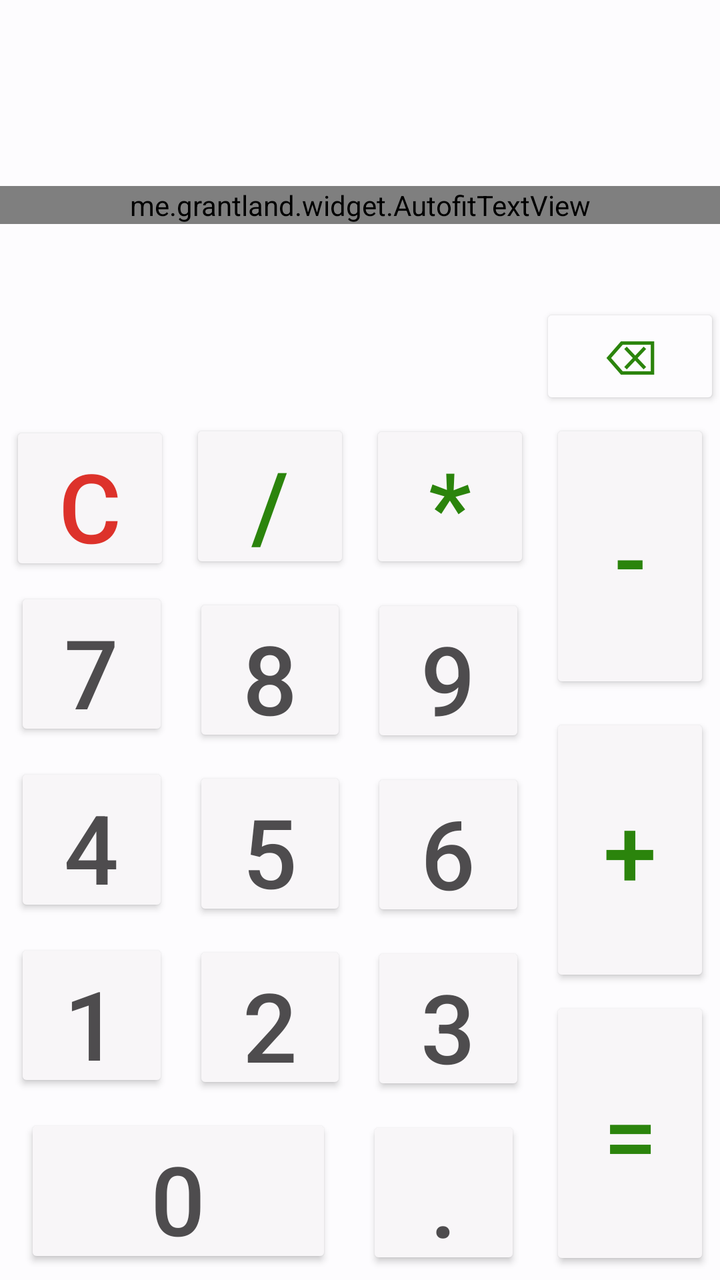
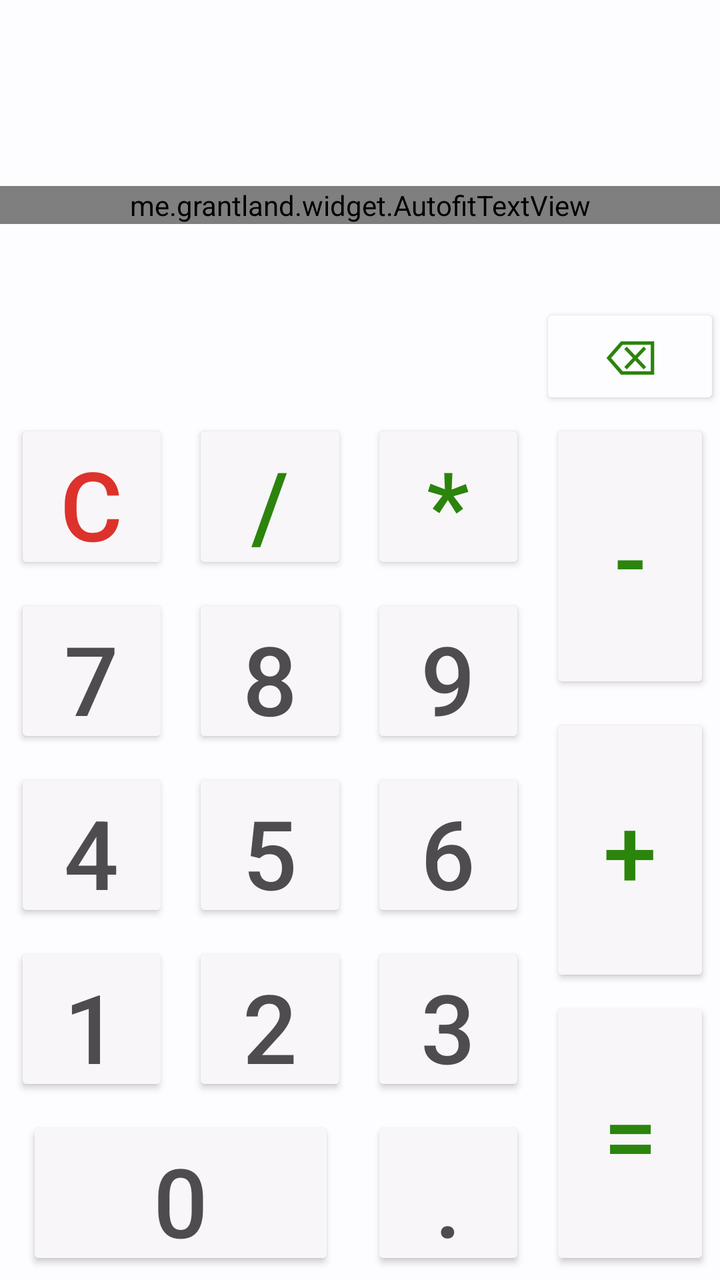

The first picture is an Android layout as it rendered before a commit; the second is the same layout after the commit. The layout source and the unified diff follow.
<!-- AndroidManifest.xml: application theme Theme.Calculator -->
<!-- res/layout/activity_main.xml -->
<?xml version="1.0" encoding="utf-8"?>
<androidx.constraintlayout.widget.ConstraintLayout xmlns:android="http://schemas.android.com/apk/res/android"
    xmlns:app="http://schemas.android.com/apk/res-auto"
    xmlns:tools="http://schemas.android.com/tools"
    android:id="@+id/main"
    android:layout_width="match_parent"
    android:layout_height="match_parent"
    android:background="@color/my_background"
    tools:context=".MainActivity">

    <Button
        android:id="@+id/buttonDivide"
        android:layout_width="0dp"
        android:layout_height="0dp"
        android:layout_marginStart="5dp"
        android:layout_marginTop="5dp"
        android:layout_marginEnd="5dp"
        android:layout_marginBottom="5dp"
        android:backgroundTint="@color/my_button_color"
        android:onClick="operatorListener"
        android:text="/"
        android:textColor="@color/action_text_color"
        android:textSize="48sp"
        app:layout_constraintBottom_toTopOf="@+id/button8"
        app:layout_constraintEnd_toStartOf="@+id/buttonMultiply"
        app:layout_constraintStart_toEndOf="@+id/buttonClear"
        app:layout_constraintTop_toBottomOf="@+id/guideline" />

    <me.grantland.widget.AutofitTextView
        android:id="@+id/textNumber"
        android:layout_width="0dp"
        android:layout_height="wrap_content"
        android:gravity="center|end"
        android:maxLength="256"
        android:singleLine="true"
        android:textSize="100sp"
        app:layout_constraintBottom_toTopOf="@+id/guideline"
        app:layout_constraintEnd_toEndOf="parent"
        app:layout_constraintStart_toStartOf="parent"
        app:layout_constraintTop_toTopOf="parent"
        app:minTextSize="15sp" />

    <androidx.constraintlayout.widget.Guideline
        android:id="@+id/guideline"
        android:layout_width="wrap_content"
        android:layout_height="wrap_content"
        android:orientation="horizontal"
        app:layout_constraintGuide_percent="0.32" />

    <androidx.constraintlayout.widget.Guideline
        android:id="@+id/guideline2"
        android:layout_width="wrap_content"
        android:layout_height="wrap_content"
        android:orientation="vertical"
        app:layout_constraintGuide_percent="0.75
" />

    <Button
        android:id="@+id/buttonClear"
        android:layout_width="0dp"
        android:layout_height="0dp"
        android:layout_marginStart="5dp"
        android:layout_marginTop="5dp"
        android:layout_marginEnd="5dp"
        android:backgroundTint="@color/my_button_color"
        android:onClick="clearListener"
        android:text="С"
        android:textColor="@color/clear_text_color"
        android:textSize="48sp"
        app:layout_constraintBottom_toTopOf="@+id/button7"
        app:layout_constraintEnd_toStartOf="@+id/buttonDivide"
        app:layout_constraintStart_toStartOf="parent"
        app:layout_constraintTop_toTopOf="@+id/guideline" />

    <Button
        android:id="@+id/buttonMultiply"
        android:layout_width="0dp"
        android:layout_height="0dp"
        android:layout_marginStart="5dp"
        android:layout_marginTop="5dp"
        android:layout_marginEnd="5dp"
        android:layout_marginBottom="5dp"
        android:backgroundTint="@color/my_button_color"
        android:onClick="operatorListener"
        android:text="*"
        android:textColor="@color/action_text_color"
        android:textSize="48sp"
        app:layout_constraintBottom_toTopOf="@+id/button9"
        app:layout_constraintEnd_toStartOf="@+id/guideline2"
        app:layout_constraintStart_toEndOf="@+id/buttonDivide"
        app:layout_constraintTop_toBottomOf="@+id/guideline" />

    <Button
        android:id="@+id/buttonMinus"
        android:layout_width="0dp"
        android:layout_height="0dp"
        android:layout_marginStart="5dp"
        android:layout_marginTop="5dp"
        android:layout_marginEnd="5dp"
        android:layout_marginBottom="5dp"
        android:backgroundTint="@color/my_button_color"
        android:onClick="operatorListener"
        android:text="-"
        android:textColor="@color/action_text_color"
        android:textSize="48sp"
        app:layout_constraintBottom_toTopOf="@+id/buttonPlus"
        app:layout_constraintDimensionRatio=""
        app:layout_constraintEnd_toEndOf="parent"
        app:layout_constraintStart_toStartOf="@+id/guideline2"
        app:layout_constraintTop_toTopOf="@+id/guideline" />

    <Button
        android:id="@+id/buttonPlus"
        android:layout_width="0dp"
        android:layout_height="0dp"
        android:layout_marginStart="5dp"
        android:layout_marginTop="5dp"
        android:layout_marginEnd="5dp"
        android:backgroundTint="@color/my_button_color"
        android:onClick="operatorListener"
        android:text="+"
        android:textColor="@color/action_text_color"
        android:textSize="48sp"
        app:layout_constraintBottom_toTopOf="@+id/buttonEquals"
        app:layout_constraintDimensionRatio=""
        app:layout_constraintEnd_toEndOf="parent"
        app:layout_constraintStart_toStartOf="@+id/guideline2"
        app:layout_constraintTop_toBottomOf="@+id/buttonMinus" />

    <Button
        android:id="@+id/buttonEquals"
        android:layout_width="0dp"
        android:layout_height="0dp"
        android:layout_margin="5dp"
        android:backgroundTint="@color/my_button_color"
        android:onClick="equalsListener"
        android:text="="
        android:textColor="@color/action_text_color"
        android:textSize="48sp"
        app:layout_constraintBottom_toBottomOf="parent"
        app:layout_constraintDimensionRatio=""
        app:layout_constraintEnd_toEndOf="parent"
        app:layout_constraintStart_toStartOf="@+id/guideline2"
        app:layout_constraintTop_toBottomOf="@+id/buttonPlus" />

    <Button
        android:id="@+id/button7"
        android:layout_width="0dp"
        android:layout_height="0dp"
        android:layout_margin="5dp"
        android:backgroundTint="@color/my_button_color"
        android:onClick="numberListener"
        android:tag="7"
        android:text="7"
        android:textColor="@color/my_text_color"
        android:textSize="48sp"
        app:layout_constraintBottom_toTopOf="@+id/button4"
        app:layout_constraintDimensionRatio="1"
        app:layout_constraintEnd_toStartOf="@+id/button8"
        app:layout_constraintStart_toStartOf="parent"
        app:layout_constraintTop_toBottomOf="@+id/buttonClear" />

    <Button
        android:id="@+id/button8"
        android:layout_width="0dp"
        android:layout_height="0dp"
        android:layout_margin="5dp"
        android:backgroundTint="@color/my_button_color"
        android:onClick="numberListener"
        android:tag="8"
        android:text="8"
        android:textColor="@color/my_text_color"
        android:textSize="48sp"
        app:layout_constraintBottom_toTopOf="@+id/button5"
        app:layout_constraintDimensionRatio="1"
        app:layout_constraintEnd_toStartOf="@+id/button9"
        app:layout_constraintStart_toEndOf="@+id/button7"
        app:layout_constraintTop_toBottomOf="@+id/buttonDivide" />

    <Button
        android:id="@+id/button9"
        android:layout_width="0dp"
        android:layout_height="0dp"
        android:layout_margin="5dp"
        android:backgroundTint="@color/my_button_color"
        android:onClick="numberListener"
        android:tag="9"
        android:text="9"
        android:textColor="@color/my_text_color"
        android:textSize="48sp"
        app:layout_constraintBottom_toTopOf="@+id/button6"
        app:layout_constraintDimensionRatio="1"
        app:layout_constraintEnd_toStartOf="@+id/guideline2"
        app:layout_constraintStart_toEndOf="@+id/button8"
        app:layout_constraintTop_toBottomOf="@+id/buttonMultiply" />

    <Button
        android:id="@+id/button4"
        android:layout_width="0dp"
        android:layout_height="0dp"
        android:layout_margin="5dp"
        android:backgroundTint="@color/my_button_color"
        android:onClick="numberListener"
        android:tag="4"
        android:text="4"
        android:textColor="@color/my_text_color"
        android:textSize="48sp"
        app:layout_constraintBottom_toTopOf="@+id/button1"
        app:layout_constraintDimensionRatio="1"
        app:layout_constraintEnd_toStartOf="@+id/button5"
        app:layout_constraintStart_toStartOf="parent"
        app:layout_constraintTop_toBottomOf="@+id/button7" />

    <Button
        android:id="@+id/button5"
        android:layout_width="0dp"
        android:layout_height="0dp"
        android:layout_margin="5dp"
        android:backgroundTint="@color/my_button_color"
        android:onClick="numberListener"
        android:tag="5"
        android:text="5"
        android:textColor="@color/my_text_color"
        android:textSize="48sp"
        app:layout_constraintBottom_toTopOf="@+id/button2"
        app:layout_constraintDimensionRatio="1"
        app:layout_constraintEnd_toStartOf="@+id/button6"
        app:layout_constraintStart_toEndOf="@+id/button4"
        app:layout_constraintTop_toBottomOf="@+id/button8" />

    <Button
        android:id="@+id/button6"
        android:layout_width="0dp"
        android:layout_height="0dp"
        android:layout_margin="5dp"
        android:backgroundTint="@color/my_button_color"
        android:onClick="numberListener"
        android:tag="6"
        android:text="6"
        android:textColor="@color/my_text_color"
        android:textSize="48sp"
        app:layout_constraintBottom_toTopOf="@+id/button3"
        app:layout_constraintDimensionRatio="1"
        app:layout_constraintEnd_toStartOf="@+id/guideline2"
        app:layout_constraintStart_toEndOf="@+id/button5"
        app:layout_constraintTop_toBottomOf="@+id/button9" />

    <Button
        android:id="@+id/button1"
        android:layout_width="0dp"
        android:layout_height="0dp"

        android:layout_margin="5dp"
        android:backgroundTint="@color/my_button_color"
        android:onClick="numberListener"
        android:tag="1"
        android:text="1"
        android:textColor="@color/my_text_color"
        android:textSize="48sp"
        app:layout_constraintBottom_toTopOf="@+id/button0"
        app:layout_constraintDimensionRatio="1"
        app:layout_constraintEnd_toStartOf="@+id/button2"
        app:layout_constraintStart_toStartOf="parent"
        app:layout_constraintTop_toBottomOf="@+id/button4" />

    <Button
        android:id="@+id/button2"
        android:layout_width="0dp"
        android:layout_height="0dp"
        android:layout_marginStart="5dp"
        android:layout_marginTop="5dp"
        android:layout_marginEnd="5dp"
        android:layout_marginBottom="10dp"
        android:backgroundTint="@color/my_button_color"
        android:onClick="numberListener"
        android:tag="2"
        android:text="2"
        android:textColor="@color/my_text_color"
        android:textSize="48sp"
        app:layout_constraintBottom_toTopOf="@+id/button0"
        app:layout_constraintDimensionRatio="1"
        app:layout_constraintEnd_toStartOf="@+id/button3"
        app:layout_constraintStart_toEndOf="@+id/button1"
        app:layout_constraintTop_toBottomOf="@+id/button5" />

    <Button
        android:id="@+id/button3"
        android:layout_width="0dp"
        android:layout_height="0dp"
        android:layout_margin="5dp"
        android:backgroundTint="@color/my_button_color"
        android:onClick="numberListener"
        android:tag="3"
        android:text="3"
        android:textColor="@color/my_text_color"
        android:textSize="48sp"
        app:layout_constraintBottom_toTopOf="@id/buttonDot"
        app:layout_constraintDimensionRatio="1"
        app:layout_constraintEnd_toStartOf="@+id/guideline2"
        app:layout_constraintStart_toEndOf="@+id/button2"
        app:layout_constraintTop_toBottomOf="@+id/button6" />

    <Button
        android:id="@+id/button0"
        android:layout_width="0dp"
        android:layout_height="0dp"
        android:layout_marginStart="5dp"
        android:layout_marginTop="5dp"
        android:layout_marginEnd="10dp"
        android:layout_marginBottom="5dp"
        android:backgroundTint="@color/my_button_color"
        android:onClick="numberListener"
        android:tag="0"
        android:text="0"
        android:textColor="@color/my_text_color"
        android:textSize="48sp"
        app:layout_constraintBottom_toBottomOf="parent"
        app:layout_constraintDimensionRatio="2"
        app:layout_constraintEnd_toStartOf="@+id/buttonDot"
        app:layout_constraintStart_toStartOf="parent"
        app:layout_constraintTop_toBottomOf="@+id/button1" />

    <Button
        android:id="@+id/buttonDot"
        android:layout_width="0dp"
        android:layout_height="0dp"
        android:layout_marginStart="10dp"
        android:layout_marginTop="5dp"
        android:layout_marginEnd="5dp"
        android:layout_marginBottom="5dp"
        android:backgroundTint="@color/my_button_color"
        android:onClick="dotListener"
        android:text="."
        android:textColor="@color/my_text_color"
        android:textSize="48sp"
        app:layout_constraintBottom_toBottomOf="parent"
        app:layout_constraintDimensionRatio="1"
        app:layout_constraintEnd_toStartOf="@+id/guideline2"
        app:layout_constraintStart_toEndOf="@+id/button2"
        app:layout_constraintTop_toBottomOf="@+id/button3" />

    <Button
        android:id="@+id/buttonBackspace"
        android:layout_width="0dp"
        android:layout_height="wrap_content"
        android:backgroundTint="@color/my_background"
        android:gravity="bottom|center"
        android:onClick="backspaceListener"
        android:text="⌫"
        android:textColor="@color/action_text_color"
        android:textSize="24sp"
        app:layout_constraintBottom_toTopOf="@+id/guideline"
        app:layout_constraintEnd_toEndOf="parent"
        app:layout_constraintStart_toStartOf="@+id/guideline2" />

</androidx.constraintlayout.widget.ConstraintLayout>
<!-- resources referenced by this layout -->
<resources>
  <color name="action_text_color">#2b840c</color>
  <color name="clear_text_color">#dd322b</color>
  <color name="my_background">#fdfcfe</color>
  <color name="my_button_color">#f8f6f8</color>
  <color name="my_text_color">#4e4c4e</color>
  <style name="Theme.Calculator" parent="Base.Theme.Calculator" />
  <style name="Base.Theme.Calculator" parent="Theme.Material3.DayNight.NoActionBar">
          
          
      </style>
</resources>

<!-- the commit's change to res/layout/activity_main.xml (unified diff, before → after) -->
@@ -22,6 +22,7 @@
         android:textColor="@color/action_text_color"
         android:textSize="48sp"
         app:layout_constraintBottom_toTopOf="@+id/button8"
+        app:layout_constraintDimensionRatio="1:1"
         app:layout_constraintEnd_toStartOf="@+id/buttonMultiply"
         app:layout_constraintStart_toEndOf="@+id/buttonClear"
         app:layout_constraintTop_toBottomOf="@+id/guideline" />
@@ -62,12 +63,14 @@
         android:layout_marginStart="5dp"
         android:layout_marginTop="5dp"
         android:layout_marginEnd="5dp"
+        android:layout_marginBottom="5dp"
         android:backgroundTint="@color/my_button_color"
         android:onClick="clearListener"
         android:text="С"
         android:textColor="@color/clear_text_color"
         android:textSize="48sp"
         app:layout_constraintBottom_toTopOf="@+id/button7"
+        app:layout_constraintDimensionRatio="1:1"
         app:layout_constraintEnd_toStartOf="@+id/buttonDivide"
         app:layout_constraintStart_toStartOf="parent"
         app:layout_constraintTop_toTopOf="@+id/guideline" />
@@ -86,6 +89,7 @@
         android:textColor="@color/action_text_color"
         android:textSize="48sp"
         app:layout_constraintBottom_toTopOf="@+id/button9"
+        app:layout_constraintDimensionRatio="1:1"
         app:layout_constraintEnd_toStartOf="@+id/guideline2"
         app:layout_constraintStart_toEndOf="@+id/buttonDivide"
         app:layout_constraintTop_toBottomOf="@+id/guideline" />
@@ -147,7 +151,10 @@
         android:id="@+id/button7"
         android:layout_width="0dp"
         android:layout_height="0dp"
-        android:layout_margin="5dp"
+        android:layout_marginStart="5dp"
+        android:layout_marginTop="5dp"
+        android:layout_marginEnd="5dp"
+        android:layout_marginBottom="5dp"
         android:backgroundTint="@color/my_button_color"
         android:onClick="numberListener"
         android:tag="7"
@@ -155,7 +162,7 @@
         android:textColor="@color/my_text_color"
         android:textSize="48sp"
         app:layout_constraintBottom_toTopOf="@+id/button4"
-        app:layout_constraintDimensionRatio="1"
+        app:layout_constraintDimensionRatio="1:1"
         app:layout_constraintEnd_toStartOf="@+id/button8"
         app:layout_constraintStart_toStartOf="parent"
         app:layout_constraintTop_toBottomOf="@+id/buttonClear" />
@@ -164,7 +171,10 @@
         android:id="@+id/button8"
         android:layout_width="0dp"
         android:layout_height="0dp"
-        android:layout_margin="5dp"
+        android:layout_marginStart="5dp"
+        android:layout_marginTop="5dp"
+        android:layout_marginEnd="5dp"
+        android:layout_marginBottom="5dp"
         android:backgroundTint="@color/my_button_color"
         android:onClick="numberListener"
         android:tag="8"
@@ -172,7 +182,7 @@
         android:textColor="@color/my_text_color"
         android:textSize="48sp"
         app:layout_constraintBottom_toTopOf="@+id/button5"
-        app:layout_constraintDimensionRatio="1"
+        app:layout_constraintDimensionRatio="1:1"
         app:layout_constraintEnd_toStartOf="@+id/button9"
         app:layout_constraintStart_toEndOf="@+id/button7"
         app:layout_constraintTop_toBottomOf="@+id/buttonDivide" />
@@ -181,7 +191,10 @@
         android:id="@+id/button9"
         android:layout_width="0dp"
         android:layout_height="0dp"
-        android:layout_margin="5dp"
+        android:layout_marginStart="5dp"
+        android:layout_marginTop="5dp"
+        android:layout_marginEnd="5dp"
+        android:layout_marginBottom="5dp"
         android:backgroundTint="@color/my_button_color"
         android:onClick="numberListener"
         android:tag="9"
@@ -189,7 +202,7 @@
         android:textColor="@color/my_text_color"
         android:textSize="48sp"
         app:layout_constraintBottom_toTopOf="@+id/button6"
-        app:layout_constraintDimensionRatio="1"
+        app:layout_constraintDimensionRatio="1:1"
         app:layout_constraintEnd_toStartOf="@+id/guideline2"
         app:layout_constraintStart_toEndOf="@+id/button8"
         app:layout_constraintTop_toBottomOf="@+id/buttonMultiply" />
@@ -198,7 +211,10 @@
         android:id="@+id/button4"
         android:layout_width="0dp"
         android:layout_height="0dp"
-        android:layout_margin="5dp"
+        android:layout_marginStart="5dp"
+        android:layout_marginTop="5dp"
+        android:layout_marginEnd="5dp"
+        android:layout_marginBottom="5dp"
         android:backgroundTint="@color/my_button_color"
         android:onClick="numberListener"
         android:tag="4"
@@ -206,7 +222,7 @@
         android:textColor="@color/my_text_color"
         android:textSize="48sp"
         app:layout_constraintBottom_toTopOf="@+id/button1"
-        app:layout_constraintDimensionRatio="1"
+        app:layout_constraintDimensionRatio="1:1"
         app:layout_constraintEnd_toStartOf="@+id/button5"
         app:layout_constraintStart_toStartOf="parent"
         app:layout_constraintTop_toBottomOf="@+id/button7" />
@@ -215,7 +231,10 @@
         android:id="@+id/button5"
         android:layout_width="0dp"
         android:layout_height="0dp"
-        android:layout_margin="5dp"
+        android:layout_marginStart="5dp"
+        android:layout_marginTop="5dp"
+        android:layout_marginEnd="5dp"
+        android:layout_marginBottom="5dp"
         android:backgroundTint="@color/my_button_color"
         android:onClick="numberListener"
         android:tag="5"
@@ -223,7 +242,7 @@
         android:textColor="@color/my_text_color"
         android:textSize="48sp"
         app:layout_constraintBottom_toTopOf="@+id/button2"
-        app:layout_constraintDimensionRatio="1"
+        app:layout_constraintDimensionRatio="1:1"
         app:layout_constraintEnd_toStartOf="@+id/button6"
         app:layout_constraintStart_toEndOf="@+id/button4"
         app:layout_constraintTop_toBottomOf="@+id/button8" />
@@ -232,7 +251,10 @@
         android:id="@+id/button6"
         android:layout_width="0dp"
         android:layout_height="0dp"
-        android:layout_margin="5dp"
+        android:layout_marginStart="5dp"
+        android:layout_marginTop="5dp"
+        android:layout_marginEnd="5dp"
+        android:layout_marginBottom="5dp"
         android:backgroundTint="@color/my_button_color"
         android:onClick="numberListener"
         android:tag="6"
@@ -240,7 +262,7 @@
         android:textColor="@color/my_text_color"
         android:textSize="48sp"
         app:layout_constraintBottom_toTopOf="@+id/button3"
-        app:layout_constraintDimensionRatio="1"
+        app:layout_constraintDimensionRatio="1:1"
         app:layout_constraintEnd_toStartOf="@+id/guideline2"
         app:layout_constraintStart_toEndOf="@+id/button5"
         app:layout_constraintTop_toBottomOf="@+id/button9" />
@@ -250,7 +272,10 @@
         android:layout_width="0dp"
         android:layout_height="0dp"
 
-        android:layout_margin="5dp"
+        android:layout_marginStart="5dp"
+        android:layout_marginTop="5dp"
+        android:layout_marginEnd="5dp"
+        android:layout_marginBottom="5dp"
         android:backgroundTint="@color/my_button_color"
         android:onClick="numberListener"
         android:tag="1"
@@ -258,7 +283,7 @@
         android:textColor="@color/my_text_color"
         android:textSize="48sp"
         app:layout_constraintBottom_toTopOf="@+id/button0"
-        app:layout_constraintDimensionRatio="1"
+        app:layout_constraintDimensionRatio="1:1"
         app:layout_constraintEnd_toStartOf="@+id/button2"
         app:layout_constraintStart_toStartOf="parent"
         app:layout_constraintTop_toBottomOf="@+id/button4" />
@@ -270,15 +295,14 @@
         android:layout_marginStart="5dp"
         android:layout_marginTop="5dp"
         android:layout_marginEnd="5dp"
-        android:layout_marginBottom="10dp"
         android:backgroundTint="@color/my_button_color"
         android:onClick="numberListener"
         android:tag="2"
         android:text="2"
         android:textColor="@color/my_text_color"
         android:textSize="48sp"
-        app:layout_constraintBottom_toTopOf="@+id/button0"
-        app:layout_constraintDimensionRatio="1"
+        app:layout_constraintBottom_toBottomOf="@+id/button1"
+        app:layout_constraintDimensionRatio="1:1"
         app:layout_constraintEnd_toStartOf="@+id/button3"
         app:layout_constraintStart_toEndOf="@+id/button1"
         app:layout_constraintTop_toBottomOf="@+id/button5" />
@@ -287,15 +311,17 @@
         android:id="@+id/button3"
         android:layout_width="0dp"
         android:layout_height="0dp"
-        android:layout_margin="5dp"
+        android:layout_marginStart="5dp"
+        android:layout_marginTop="5dp"
+        android:layout_marginEnd="5dp"
         android:backgroundTint="@color/my_button_color"
         android:onClick="numberListener"
         android:tag="3"
         android:text="3"
         android:textColor="@color/my_text_color"
         android:textSize="48sp"
-        app:layout_constraintBottom_toTopOf="@id/buttonDot"
-        app:layout_constraintDimensionRatio="1"
+        app:layout_constraintBottom_toBottomOf="@id/button2"
+        app:layout_constraintDimensionRatio="1:1"
         app:layout_constraintEnd_toStartOf="@+id/guideline2"
         app:layout_constraintStart_toEndOf="@+id/button2"
         app:layout_constraintTop_toBottomOf="@+id/button6" />
@@ -304,9 +330,7 @@
         android:id="@+id/button0"
         android:layout_width="0dp"
         android:layout_height="0dp"
-        android:layout_marginStart="5dp"
-        android:layout_marginTop="5dp"
-        android:layout_marginEnd="10dp"
+        android:layout_marginTop="5dp"
         android:layout_marginBottom="5dp"
         android:backgroundTint="@color/my_button_color"
         android:onClick="numberListener"
@@ -315,29 +339,25 @@
         android:textColor="@color/my_text_color"
         android:textSize="48sp"
         app:layout_constraintBottom_toBottomOf="parent"
-        app:layout_constraintDimensionRatio="2"
-        app:layout_constraintEnd_toStartOf="@+id/buttonDot"
-        app:layout_constraintStart_toStartOf="parent"
+        app:layout_constraintDimensionRatio="2:1"
+        app:layout_constraintEnd_toEndOf="@+id/button2"
+        app:layout_constraintStart_toStartOf="@+id/button1"
         app:layout_constraintTop_toBottomOf="@+id/button1" />
 
     <Button
         android:id="@+id/buttonDot"
         android:layout_width="0dp"
         android:layout_height="0dp"
-        android:layout_marginStart="10dp"
-        android:layout_marginTop="5dp"
-        android:layout_marginEnd="5dp"
-        android:layout_marginBottom="5dp"
         android:backgroundTint="@color/my_button_color"
         android:onClick="dotListener"
         android:text="."
         android:textColor="@color/my_text_color"
         android:textSize="48sp"
-        app:layout_constraintBottom_toBottomOf="parent"
-        app:layout_constraintDimensionRatio="1"
-        app:layout_constraintEnd_toStartOf="@+id/guideline2"
-        app:layout_constraintStart_toEndOf="@+id/button2"
-        app:layout_constraintTop_toBottomOf="@+id/button3" />
+        app:layout_constraintBottom_toBottomOf="@+id/button0"
+        app:layout_constraintDimensionRatio="1:1"
+        app:layout_constraintEnd_toEndOf="@+id/button3"
+        app:layout_constraintStart_toStartOf="@+id/button3"
+        app:layout_constraintTop_toTopOf="@+id/button0" />
 
     <Button
         android:id="@+id/buttonBackspace"
